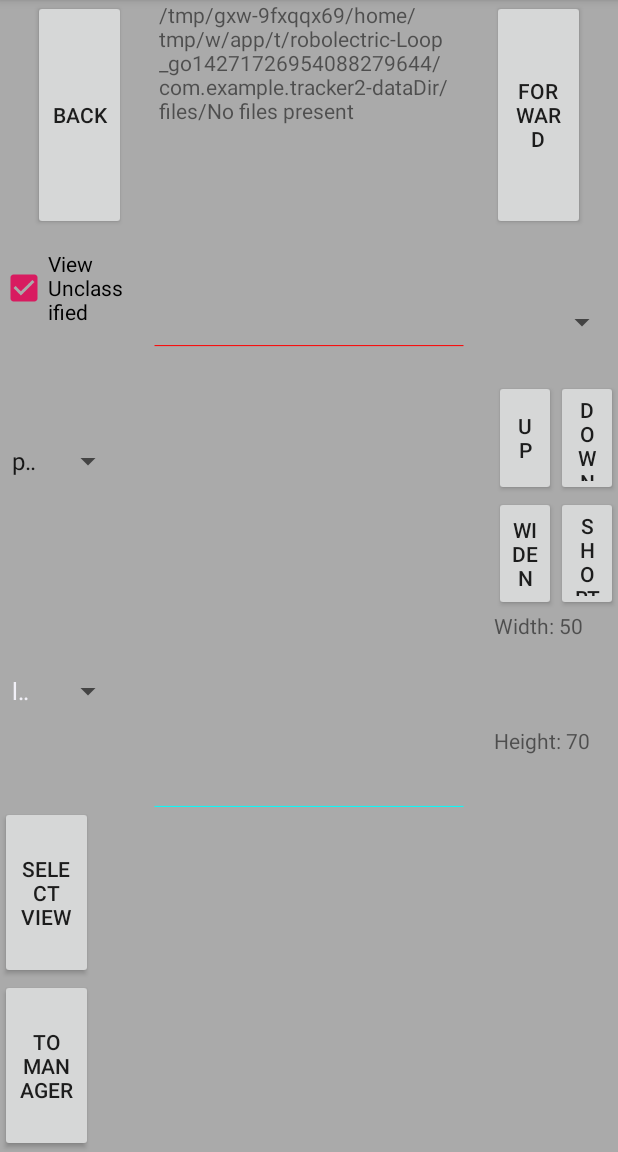
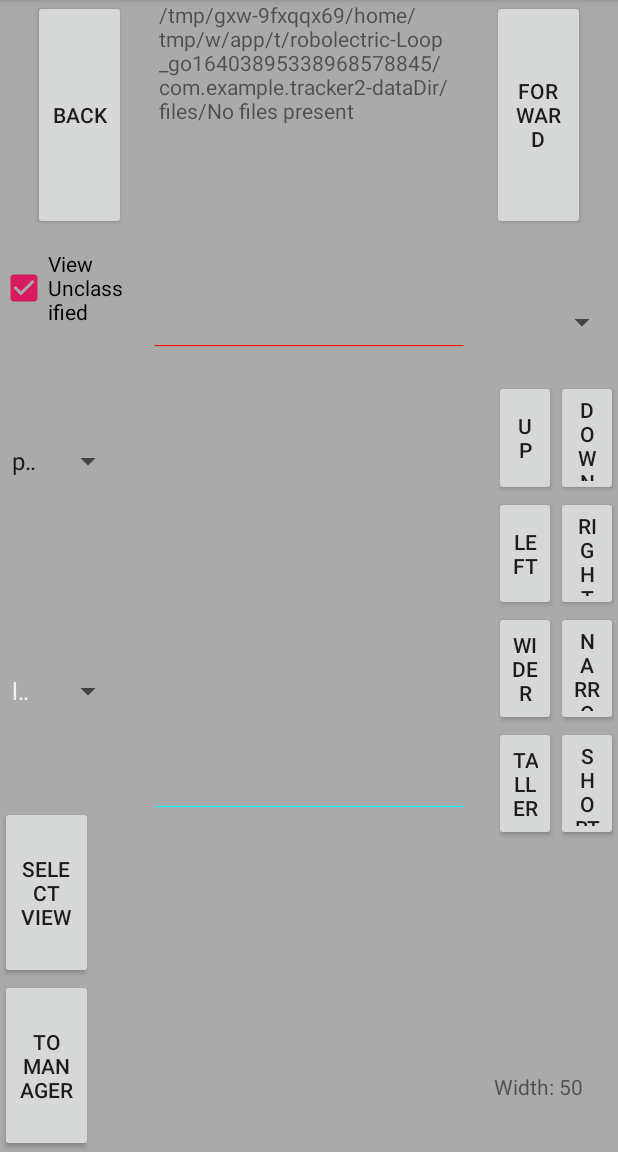
Before and after one commit to gjf2a/Tracker2, an Android app: the CalibrationActivity screen opened directly, with no data from a screen before it, on a phone screen of 412 x 824 dp, the part 84-1236 px from its top. Run offline under Robolectric (Android 15) with nearby library versions, the phone set to English and light mode, and no system bars; libraries missing offline, so code that uses them is left out: androidx.camera.core, androidx.camera.lifecycle, androidx.camera.view.

```diff
--- a/app/src/main/AndroidManifest.xml
+++ b/app/src/main/AndroidManifest.xml
@@ -13,7 +13,8 @@
         android:roundIcon="@mipmap/ic_launcher_round"
         android:supportsRtl="true"
         android:theme="@style/AppTheme">
-        <activity android:name=".CalibrationActivity"></activity>
+        <activity android:name=".RectangleCalibrationActivity"></activity>
+        <activity android:name=".CalibrationActivity" />
         <activity
             android:name=".TestActivity"
             android:screenOrientation="landscape" />
--- a/app/src/main/java/com/example/tracker2/ArduinoTalker.java
+++ b/app/src/main/java/com/example/tracker2/ArduinoTalker.java
@@ -142,10 +142,6 @@ public class ArduinoTalker implements ClassifierListener {
         return deviceOk;
     }
 
-    public String getStatusMessage() {
-        return statusMessage;
-    }
-
     private byte[] copyDefaultLineCoding() {
         byte[] bytes = new byte[CDC_DEFAULT_LINE_CODING.length];
         System.arraycopy(CDC_DEFAULT_LINE_CODING, 0, bytes, 0, bytes.length);
@@ -158,18 +154,11 @@ public class ArduinoTalker implements ClassifierListener {
         connection.close();
     }
 
-    public int transfer(UsbEndpoint endpoint, byte[] bytes, String label) {
+    // I tried synchronized on this. It doesn't help with the received-messages disaster, and it
+    // absolutely destroys performance.
+    public int transfer(UsbEndpoint endpoint, byte[] bytes) {
         if (connection != null) {
-            long time = System.currentTimeMillis();
-            Log.i(TAG, "Opened " + label + " connection" + "Attempting:");
-            int result = connection.bulkTransfer(endpoint, bytes, bytes.length, 50);
-            Log.i(TAG, "Closed connection; code " + result + ",  Time taken: " + (System.currentTimeMillis() - time));
-            statusMessage = label + ": Code: " + result;
-            for (int r : bytes) {
-                statusMessage += ";" + r;
-            }
-            Log.i(TAG, statusMessage);
-            return result;
+            return connection.bulkTransfer(endpoint, bytes, bytes.length, 50);
         } else {
             return 0;
         }
@@ -185,7 +174,7 @@ public class ArduinoTalker implements ClassifierListener {
     public int send(final byte[] bytes) {
         int bytesSent = 0;
         Log.i(TAG, "Attempting send");
-        bytesSent = transfer(host2Device, bytes, "Send");
+        bytesSent = transfer(host2Device, bytes);
         Log.i(TAG, "Send complete; " + bytesSent + " bytes sent");
         return bytesSent;
     }
--- a/app/src/main/java/com/example/tracker2/CalibrationActivity.kt
+++ b/app/src/main/java/com/example/tracker2/CalibrationActivity.kt
@@ -87,10 +87,10 @@ class CalibrationActivity : FileAccessActivity() {
             startActivity(Intent(this@CalibrationActivity, ManagerActivity::class.java))
         }
 
-        line_up.setOnClickListener { update { it.up() } }
-        line_down.setOnClickListener { update {it.down()} }
-        line_short.setOnClickListener { update {it.shorten()} }
-        line_wide.setOnClickListener { update {it.widen()} }
+        rect_up.setOnClickListener { update { it.up() } }
+        rect_down.setOnClickListener { update {it.down()} }
+        rect_narrow.setOnClickListener { update {it.shorten()} }
+        rect_wide.setOnClickListener { update {it.widen()} }
 
         line_choice.onItemSelectedListener = object : AdapterView.OnItemSelectedListener {
             override fun onNothingSelected(p0: AdapterView<*>?) {}
--- a/app/src/main/java/com/example/tracker2/Interpreter.kt
+++ b/app/src/main/java/com/example/tracker2/Interpreter.kt
@@ -78,9 +78,8 @@ fun interpret(msg: String, outputDir: File, listeners: List<ClassifierListener>)
                     }
                     "say" -> relayResult(CommandType.SPEAK, command)
                     "msg" -> relayResult(CommandType.MESSAGE, command)
-                    else -> {
-                        simpleResult(CommandType.ERROR, "Unrecognized cmd type: '${command[0]}'")
-                    }
+                    else -> simpleResult(CommandType.ERROR, "Unrecognized cmd type: [$command]")
+                    //else -> simpleResult(CommandType.ERROR, "Unrecognized cmd type: '${command[0]}'")
                 }
             } else {
                 simpleResult(CommandType.ERROR,"Unrecognized cmd: '$command'")
--- a/app/src/main/java/com/example/tracker2/MainActivity.kt
+++ b/app/src/main/java/com/example/tracker2/MainActivity.kt
@@ -35,10 +35,12 @@ const val START: String = "start"
 const val STOP: String = "stop"
 
 const val MAX_LOG_LENGTH = 1000
+const val HISTORY_FILE: String = "_history"
 
 open class FileAccessActivity : AppCompatActivity() {
 
     protected lateinit var outputDir: File
+    protected lateinit var history: CommandHistory
 
     override fun onCreate(savedInstanceState: Bundle?) {
         super.onCreate(savedInstanceState)
@@ -50,6 +52,10 @@ open class FileAccessActivity : AppCompatActivity() {
             File(it, resources.getString(R.string.app_name)).apply { mkdirs() } }
         return if (mediaDir != null && mediaDir.exists())
             mediaDir else filesDir
+    }
+
+    protected fun setupHistory() {
+        history = CommandHistory("${outputDir.toString()}${File.separator}$HISTORY_FILE")
     }
 }
 
@@ -110,6 +116,7 @@ class MainActivity : FileAccessActivity(), TextListener, MessageReceiver, FPSRec
         super.onCreate(savedInstanceState)
         setContentView(R.layout.activity_main)
 
+        setupHistory();
         messageThread.start()
 
         cameraSetup(viewFinder)
@@ -198,6 +205,7 @@ class MainActivity : FileAccessActivity(), TextListener, MessageReceiver, FPSRec
                     interpreted.cmdType == CommandType.COMMENT -> show(interpreted.msg)
                     interpreted.cmdType == CommandType.CREATE_CLASSIFIER -> {
                         addClassifier(interpreted.classifier)
+                        history.add(message)
                         classifier_overlay.replaceOverlayers(interpreted.classifier.overlayers())
                     }
                     interpreted.cmdType == CommandType.PAUSE_CLASSIFIER -> {
--- a/app/src/main/java/com/example/tracker2/TestActivity.kt
+++ b/app/src/main/java/com/example/tracker2/TestActivity.kt
@@ -12,17 +12,14 @@ class DummyTarget : ClassifierListener {
 }
 
 const val COMMAND_FLAG: String = "COMMAND"
-const val HISTORY_FILE: String = "_history"
 
 class TestActivity : FileAccessActivity() {
-
-    private lateinit var history: CommandHistory
 
     override fun onCreate(savedInstanceState: Bundle?) {
         super.onCreate(savedInstanceState)
         setContentView(R.layout.activity_test)
 
-        history = CommandHistory("${outputDir.toString()}${File.separator}$HISTORY_FILE")
+        setupHistory();
 
         log_test.append("Log\n")
 
--- a/app/src/main/java/com/example/tracker2/TextReader.kt
+++ b/app/src/main/java/com/example/tracker2/TextReader.kt
@@ -12,7 +12,7 @@ class TextReader(var talker: ArduinoTalker) : Thread() {
 
     override fun run() {
         while (true) {
-            val received = talker.transfer(talker.device2Host, buffer, "Receive")
+            val received = talker.transfer(talker.device2Host, buffer)
             if (received > 0) {
                 val line = String(buffer.copyOfRange(0, received))
                 for (listener in listeners) {
--- a/app/src/main/res/layout/activity_calibration.xml
+++ b/app/src/main/res/layout/activity_calibration.xml
@@ -133,18 +133,18 @@
 
     <Button
         android:text="Up"
-        android:id="@+id/line_up"
+        android:id="@+id/rect_up"
         android:layout_width="0dp"
         android:layout_height="0dp"
         app:layout_constraintWidth_percent=".1"
         app:layout_constraintHeight_percent=".1"
         app:layout_constraintTop_toBottomOf="@id/line_choice"
-        app:layout_constraintRight_toLeftOf="@id/line_down"
+        app:layout_constraintRight_toLeftOf="@id/rect_down"
         />
 
     <Button
         android:text="Down"
-        android:id="@+id/line_down"
+        android:id="@+id/rect_down"
         android:layout_width="0dp"
         android:layout_height="0dp"
         app:layout_constraintWidth_percent=".1"
@@ -154,24 +154,88 @@
         />
 
     <Button
-        android:text="Widen"
-        android:id="@+id/line_wide"
+        android:text="Left"
+        android:id="@+id/rect_left"
         android:layout_width="0dp"
         android:layout_height="0dp"
         app:layout_constraintWidth_percent=".1"
         app:layout_constraintHeight_percent=".1"
-        app:layout_constraintTop_toBottomOf="@id/line_up"
-        app:layout_constraintRight_toLeftOf="@id/line_short"
+        app:layout_constraintTop_toBottomOf="@id/rect_up"
+        app:layout_constraintRight_toLeftOf="@id/rect_right"
         />
 
     <Button
-        android:text="Shorten"
-        android:id="@+id/line_short"
+        android:text="Right"
+        android:id="@+id/rect_right"
         android:layout_width="0dp"
         android:layout_height="0dp"
         app:layout_constraintWidth_percent=".1"
         app:layout_constraintHeight_percent=".1"
-        app:layout_constraintTop_toBottomOf="@id/line_down"
+        app:layout_constraintTop_toBottomOf="@id/rect_down"
+        app:layout_constraintRight_toRightOf="parent"
+        />
+
+    <Button
+        android:text="Wider"
+        android:id="@+id/rect_wide"
+        android:layout_width="0dp"
+        android:layout_height="0dp"
+        app:layout_constraintWidth_percent=".1"
+        app:layout_constraintHeight_percent=".1"
+        app:layout_constraintTop_toBottomOf="@id/rect_left"
+        app:layout_constraintRight_toLeftOf="@id/rect_narrow"
+        />
+
+    <Button
+        android:text="Narrower"
+        android:id="@+id/rect_narrow"
+        android:layout_width="0dp"
+        android:layout_height="0dp"
+        app:layout_constraintWidth_percent=".1"
+        app:layout_constraintHeight_percent=".1"
+        app:layout_constraintTop_toBottomOf="@id/rect_right"
+        app:layout_constraintRight_toRightOf="parent"
+        />
+
+    <Button
+        android:text="Taller"
+        android:id="@+id/rect_tall"
+        android:layout_width="0dp"
+        android:layout_height="0dp"
+        app:layout_constraintWidth_percent=".1"
+        app:layout_constraintHeight_percent=".1"
+        app:layout_constraintTop_toBottomOf="@id/rect_wide"
+        app:layout_constraintRight_toLeftOf="@id/rect_short"
+        />
+
+    <Button
+        android:text="Shorter"
+        android:id="@+id/rect_short"
+        android:layout_width="0dp"
+        android:layout_height="0dp"
+        app:layout_constraintWidth_percent=".1"
+        app:layout_constraintHeight_percent=".1"
+        app:layout_constraintTop_toBottomOf="@id/rect_narrow"
+        app:layout_constraintRight_toRightOf="parent"
+        />
+
+    <TextView
+        android:id="@+id/calibration_x"
+        android:layout_width="0dp"
+        android:layout_height="0dp"
+        app:layout_constraintWidth_percent=".2"
+        app:layout_constraintHeight_percent=".1"
+        app:layout_constraintTop_toBottomOf="@id/rect_tall"
+        app:layout_constraintRight_toRightOf="parent"
+        />
+
+    <TextView
+        android:id="@+id/calibration_y"
+        android:layout_width="0dp"
+        android:layout_height="0dp"
+        app:layout_constraintWidth_percent=".2"
+        app:layout_constraintHeight_percent=".1"
+        app:layout_constraintTop_toBottomOf="@id/calibration_x"
         app:layout_constraintRight_toRightOf="parent"
         />
 
@@ -181,7 +245,7 @@
         android:layout_height="0dp"
         app:layout_constraintWidth_percent=".2"
         app:layout_constraintHeight_percent=".1"
-        app:layout_constraintTop_toBottomOf="@id/line_short"
+        app:layout_constraintTop_toBottomOf="@id/calibration_y"
         app:layout_constraintRight_toRightOf="parent"
         />
 
```
